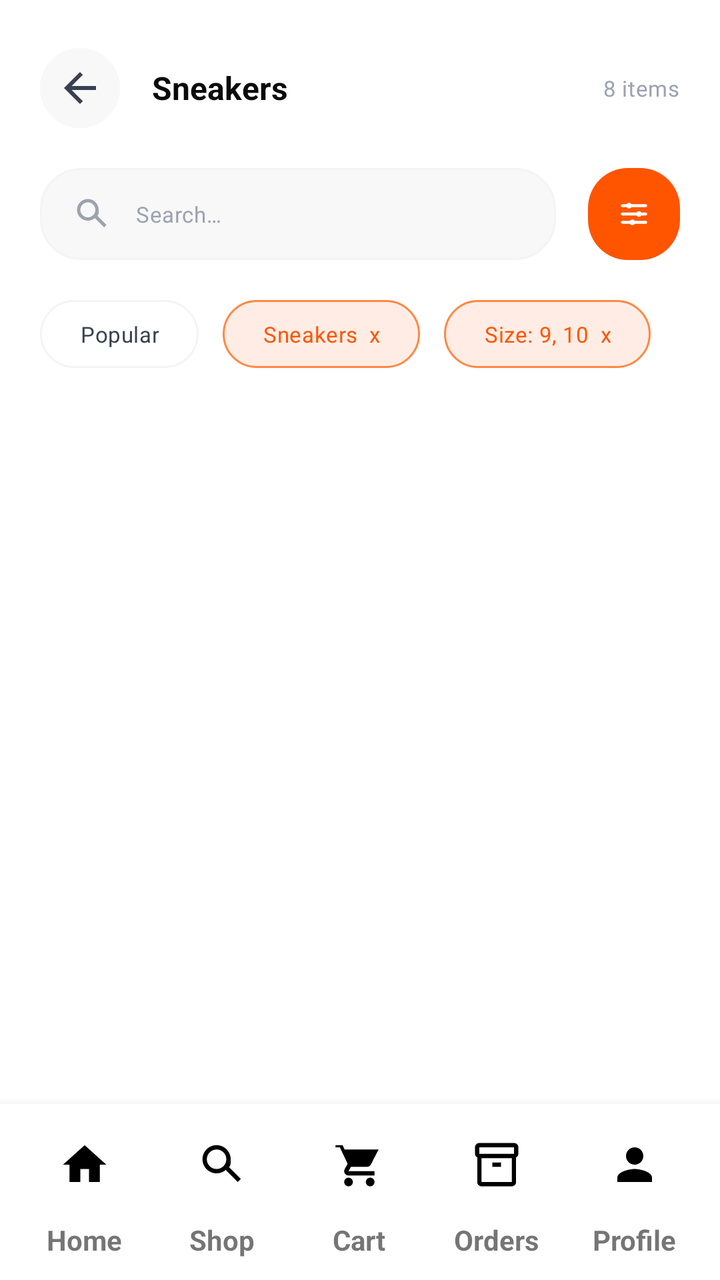
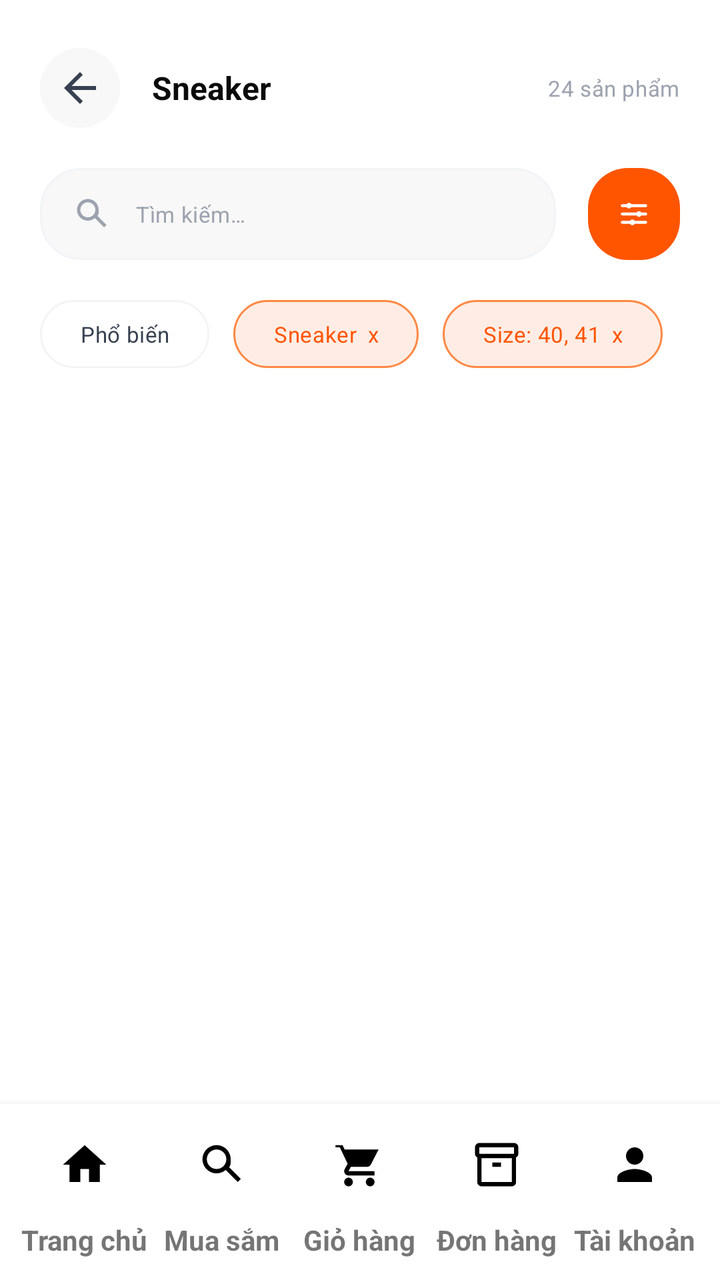

An Android layout rendered at two revisions. The XML below is the earlier revision; the diff shows what the commit changed to produce the second picture.
<!-- AndroidManifest.xml: application theme Theme.SoleStep -->
<!-- res/layout/activity_catalog.xml -->
<?xml version="1.0" encoding="utf-8"?>
<androidx.constraintlayout.widget.ConstraintLayout xmlns:android="http://schemas.android.com/apk/res/android"
    xmlns:app="http://schemas.android.com/apk/res-auto"
    xmlns:tools="http://schemas.android.com/tools"
    android:id="@+id/main"
    android:layout_width="match_parent"
    android:layout_height="match_parent"
    android:background="@color/bg_primary"
    tools:context=".user.CatalogActivity">

    <ScrollView
        android:id="@+id/catalog_scroll"
        android:layout_width="0dp"
        android:layout_height="0dp"
        android:overScrollMode="never"
        app:layout_constraintBottom_toTopOf="@id/bottom_navigation"
        app:layout_constraintEnd_toEndOf="parent"
        app:layout_constraintStart_toStartOf="parent"
        app:layout_constraintTop_toTopOf="parent">

        <LinearLayout
            android:layout_width="match_parent"
            android:layout_height="wrap_content"
            android:orientation="vertical"
            android:paddingStart="@dimen/space_screen_horizontal"
            android:paddingTop="@dimen/space_10"
            android:paddingEnd="@dimen/space_screen_horizontal"
            android:paddingBottom="@dimen/space_16">

            <LinearLayout
                android:id="@+id/catalog_header"
                android:layout_width="match_parent"
                android:layout_height="48dp"
                android:gravity="center_vertical"
                android:orientation="horizontal">

                <ImageButton
                    android:id="@+id/back_button"
                    android:layout_width="@dimen/btn_icon_size"
                    android:layout_height="@dimen/btn_icon_size"
                    android:background="@drawable/bg_home_notification"
                    android:contentDescription="@string/action_back"
                    android:padding="@dimen/space_8"
                    android:src="@drawable/ic_arrow_back"
                    android:tint="@color/text_secondary" />

                <TextView
                    android:id="@+id/catalog_title_text"
                    android:layout_width="0dp"
                    android:layout_height="wrap_content"
                    android:layout_marginStart="@dimen/space_8"
                    android:layout_weight="1"
                    android:text="@string/cat_sneakers"
                    android:textAppearance="@style/TextAppearance.SoleStep.Subheading"
                    android:textColor="@color/text_primary" />

                <TextView
                    android:id="@+id/catalog_count_text"
                    android:layout_width="wrap_content"
                    android:layout_height="wrap_content"
                    android:text="8 items"
                    android:textAppearance="@style/TextAppearance.SoleStep.BodySmall"
                    android:textColor="@color/text_muted" />
            </LinearLayout>

            <LinearLayout
                android:id="@+id/catalog_search_row"
                android:layout_width="match_parent"
                android:layout_height="46dp"
                android:layout_marginTop="@dimen/space_8"
                android:gravity="center_vertical"
                android:orientation="horizontal">

                <LinearLayout
                    android:layout_width="0dp"
                    android:layout_height="match_parent"
                    android:layout_marginEnd="@dimen/space_8"
                    android:layout_weight="1"
                    android:background="@drawable/bg_home_search"
                    android:gravity="center_vertical"
                    android:orientation="horizontal"
                    android:paddingStart="@dimen/space_8"
                    android:paddingEnd="@dimen/space_8">

                    <ImageView
                        android:layout_width="@dimen/icon_lg"
                        android:layout_height="@dimen/icon_lg"
                        android:contentDescription="@string/action_search"
                        android:src="@drawable/ic_material_search"
                        android:tint="@color/text_muted" />

                    <TextView
                        android:layout_width="0dp"
                        android:layout_height="wrap_content"
                        android:layout_marginStart="@dimen/space_6"
                        android:layout_weight="1"
                        android:text="@string/catalog_search_hint"
                        android:textAppearance="@style/TextAppearance.SoleStep.BodySmall"
                        android:textColor="@color/text_muted" />
                </LinearLayout>

                <FrameLayout
                    android:layout_width="46dp"
                    android:layout_height="46dp"
                    android:background="@drawable/bg_home_category_active">

                    <ImageView
                        android:layout_width="@dimen/icon_lg"
                        android:layout_height="@dimen/icon_lg"
                        android:layout_gravity="center"
                        android:contentDescription="@string/action_filter"
                        android:src="@drawable/ic_filter_sliders"
                        android:tint="@color/brand_white" />
                </FrameLayout>
            </LinearLayout>

            <HorizontalScrollView
                android:id="@+id/catalog_filter_scroll"
                android:layout_width="match_parent"
                android:layout_height="wrap_content"
                android:layout_marginTop="@dimen/space_10"
                android:overScrollMode="never"
                android:scrollbars="none">

                <LinearLayout
                    android:layout_width="wrap_content"
                    android:layout_height="wrap_content"
                    android:orientation="horizontal">

                    <TextView
                        android:layout_width="wrap_content"
                        android:layout_height="34dp"
                        android:background="@drawable/bg_home_brand_chip"
                        android:gravity="center"
                        android:paddingStart="@dimen/space_10"
                        android:paddingEnd="@dimen/space_10"
                        android:text="@string/catalog_sort_popular"
                        android:textAppearance="@style/TextAppearance.SoleStep.BodySmall"
                        android:textColor="@color/text_secondary" />

                    <TextView
                        android:layout_width="wrap_content"
                        android:layout_height="34dp"
                        android:layout_marginStart="@dimen/space_6"
                        android:background="@drawable/bg_catalog_chip_selected"
                        android:gravity="center"
                        android:paddingStart="@dimen/space_10"
                        android:paddingEnd="@dimen/space_10"
                        android:text="Sneakers  x"
                        android:textAppearance="@style/TextAppearance.SoleStep.BodySmall"
                        android:textColor="@color/brand_orange" />

                    <TextView
                        android:layout_width="wrap_content"
                        android:layout_height="34dp"
                        android:layout_marginStart="@dimen/space_6"
                        android:background="@drawable/bg_catalog_chip_selected"
                        android:gravity="center"
                        android:paddingStart="@dimen/space_10"
                        android:paddingEnd="@dimen/space_10"
                        android:text="Size: 9, 10  x"
                        android:textAppearance="@style/TextAppearance.SoleStep.BodySmall"
                        android:textColor="@color/brand_orange" />
                </LinearLayout>
            </HorizontalScrollView>

            <androidx.recyclerview.widget.RecyclerView
                android:id="@+id/catalog_product_grid"
                android:layout_width="match_parent"
                android:layout_height="wrap_content"
                android:layout_marginTop="@dimen/space_10"
                android:nestedScrollingEnabled="false"
                android:overScrollMode="never" />
        </LinearLayout>
    </ScrollView>

    <include
        layout="@layout/view_bottom_navigation"
        android:layout_width="0dp"
        android:layout_height="@dimen/bottom_nav_height"
        app:layout_constraintBottom_toBottomOf="parent"
        app:layout_constraintEnd_toEndOf="parent"
        app:layout_constraintStart_toStartOf="parent" />
</androidx.constraintlayout.widget.ConstraintLayout>
<!-- res/layout/view_bottom_navigation.xml (included above) -->
<?xml version="1.0" encoding="utf-8"?>
<LinearLayout xmlns:android="http://schemas.android.com/apk/res/android"
    android:id="@+id/bottom_navigation"
    android:layout_width="match_parent"
    android:layout_height="@dimen/bottom_nav_height"
    android:background="@color/bg_primary"
    android:elevation="@dimen/elev_bottom_nav"
    android:gravity="center"
    android:orientation="horizontal"
    android:paddingStart="@dimen/space_4"
    android:paddingEnd="@dimen/space_4"
    android:paddingBottom="@dimen/space_4">

    <LinearLayout
        android:layout_width="0dp"
        android:layout_height="match_parent"
        android:layout_weight="1"
        android:clickable="true"
        android:focusable="true"
        android:foreground="?attr/selectableItemBackground"
        android:gravity="center"
        android:orientation="vertical"
        android:tag="home">

        <FrameLayout
            android:layout_width="@dimen/bottom_nav_item_icon_container"
            android:layout_height="@dimen/bottom_nav_item_icon_container"
            android:tag="icon_container">

            <ImageView
                android:layout_width="@dimen/bottom_nav_icon_size"
                android:layout_height="@dimen/bottom_nav_icon_size"
                android:layout_gravity="center"
                android:contentDescription="@string/nav_home"
                android:src="@drawable/ic_material_home"
                android:tag="icon" />
        </FrameLayout>

        <TextView
            android:layout_width="wrap_content"
            android:layout_height="wrap_content"
            android:tag="label"
            android:text="@string/nav_home"
            android:textSize="14sp"
            android:textStyle="bold" />
    </LinearLayout>

    <LinearLayout
        android:layout_width="0dp"
        android:layout_height="match_parent"
        android:layout_weight="1"
        android:clickable="true"
        android:focusable="true"
        android:foreground="?attr/selectableItemBackground"
        android:gravity="center"
        android:orientation="vertical"
        android:tag="search">

        <FrameLayout
            android:layout_width="@dimen/bottom_nav_item_icon_container"
            android:layout_height="@dimen/bottom_nav_item_icon_container"
            android:tag="icon_container">

            <ImageView
                android:layout_width="@dimen/bottom_nav_icon_size"
                android:layout_height="@dimen/bottom_nav_icon_size"
                android:layout_gravity="center"
                android:contentDescription="@string/nav_search"
                android:src="@drawable/ic_material_search"
                android:tag="icon" />
        </FrameLayout>

        <TextView
            android:layout_width="wrap_content"
            android:layout_height="wrap_content"
            android:tag="label"
            android:text="@string/nav_search"
            android:textSize="14sp"
            android:textStyle="bold" />
    </LinearLayout>

    <LinearLayout
        android:layout_width="0dp"
        android:layout_height="match_parent"
        android:layout_weight="1"
        android:clickable="true"
        android:focusable="true"
        android:foreground="?attr/selectableItemBackground"
        android:gravity="center"
        android:orientation="vertical"
        android:tag="cart">

        <FrameLayout
            android:layout_width="@dimen/bottom_nav_item_icon_container"
            android:layout_height="@dimen/bottom_nav_item_icon_container"
            android:tag="icon_container">

            <ImageView
                android:layout_width="@dimen/bottom_nav_icon_size"
                android:layout_height="@dimen/bottom_nav_icon_size"
                android:layout_gravity="center"
                android:contentDescription="@string/nav_cart"
                android:src="@drawable/ic_material_shopping_cart"
                android:tag="icon" />
        </FrameLayout>

        <TextView
            android:layout_width="wrap_content"
            android:layout_height="wrap_content"
            android:tag="label"
            android:text="@string/nav_cart"
            android:textSize="14sp"
            android:textStyle="bold" />
    </LinearLayout>

    <LinearLayout
        android:layout_width="0dp"
        android:layout_height="match_parent"
        android:layout_weight="1"
        android:clickable="true"
        android:focusable="true"
        android:foreground="?attr/selectableItemBackground"
        android:gravity="center"
        android:orientation="vertical"
        android:tag="orders">

        <FrameLayout
            android:layout_width="@dimen/bottom_nav_item_icon_container"
            android:layout_height="@dimen/bottom_nav_item_icon_container"
            android:tag="icon_container">

            <ImageView
                android:layout_width="@dimen/bottom_nav_icon_size"
                android:layout_height="@dimen/bottom_nav_icon_size"
                android:layout_gravity="center"
                android:contentDescription="@string/nav_orders"
                android:src="@drawable/ic_material_inventory_2"
                android:tag="icon" />
        </FrameLayout>

        <TextView
            android:layout_width="wrap_content"
            android:layout_height="wrap_content"
            android:tag="label"
            android:text="@string/nav_orders"
            android:textSize="14sp"
            android:textStyle="bold" />
    </LinearLayout>

    <LinearLayout
        android:layout_width="0dp"
        android:layout_height="match_parent"
        android:layout_weight="1"
        android:clickable="true"
        android:focusable="true"
        android:foreground="?attr/selectableItemBackground"
        android:gravity="center"
        android:orientation="vertical"
        android:tag="profile">

        <FrameLayout
            android:layout_width="@dimen/bottom_nav_item_icon_container"
            android:layout_height="@dimen/bottom_nav_item_icon_container"
            android:tag="icon_container">

            <ImageView
                android:layout_width="@dimen/bottom_nav_icon_size"
                android:layout_height="@dimen/bottom_nav_icon_size"
                android:layout_gravity="center"
                android:contentDescription="@string/nav_profile"
                android:src="@drawable/ic_material_person"
                android:tag="icon" />
        </FrameLayout>

        <TextView
            android:layout_width="wrap_content"
            android:layout_height="wrap_content"
            android:tag="label"
            android:text="@string/nav_profile"
            android:textSize="14sp"
            android:textStyle="bold" />
    </LinearLayout>
</LinearLayout>
<!-- resources referenced by this layout -->
<resources>
  <color name="bg_primary">#FFFFFF</color>
  <color name="brand_orange">#FF5500</color>
  <color name="brand_white">#FFFFFF</color>
  <color name="text_muted">#9CA3AF</color>
  <color name="text_primary">#0A0A0A</color>
  <color name="text_secondary">#374151</color>
  <dimen name="bottom_nav_height">88dp</dimen>
  <dimen name="bottom_nav_icon_size">26dp</dimen>
  <dimen name="bottom_nav_item_icon_container">56dp</dimen>
  <dimen name="btn_icon_size">40dp</dimen>
  <dimen name="elev_bottom_nav">8dp</dimen>
  <dimen name="icon_lg">20dp</dimen>
  <dimen name="space_10">20dp</dimen>
  <dimen name="space_16">32dp</dimen>
  <dimen name="space_4">8dp</dimen>
  <dimen name="space_6">12dp</dimen>
  <dimen name="space_8">16dp</dimen>
  <dimen name="space_screen_horizontal">20dp</dimen>
  <string name="action_back">Back</string>
  <string name="action_filter">Filter</string>
  <string name="action_search">Search</string>
  <string name="cat_sneakers">Sneakers</string>
  <string name="catalog_search_hint">Search…</string>
  <string name="catalog_sort_popular">Popular</string>
  <string name="nav_cart">Cart</string>
  <string name="nav_home">Home</string>
  <string name="nav_orders">Orders</string>
  <string name="nav_profile">Profile</string>
  <string name="nav_search">Shop</string>
  <style name="TextAppearance.SoleStep.BodySmall" parent="TextAppearance.MaterialComponents.Body2">
          <item name="android:textSize">@dimen/font_caption</item>
          <item name="android:textColor">@color/text_tertiary</item>
      </style>
  <color name="orange_tint_10">#1AFF5500</color>
  <dimen name="radius_pill">999dp</dimen>
  <dimen name="stroke_thin">1dp</dimen>
  <color name="brand_orange_light">#FF8844</color>
  <color name="border_light">#F3F4F6</color>
  <dimen name="radius_xl">20dp</dimen>
  <color name="bg_secondary">#F8F8F8</color>
  <dimen name="font_caption">11sp</dimen>
  <color name="text_tertiary">#6B7280</color>
  <dimen name="font_subheading">16sp</dimen>
  <color name="brand_orange_dark">#CC4400</color>
  <color name="brand_black">#0A0A0A</color>
  <color name="bg_dark_surface_2">#161616</color>
  <color name="status_error">#EF4444</color>
  <style name="ShapeAppearance.SoleStep.Small" parent="">
          <item name="cornerFamily">rounded</item>
          <item name="cornerSize">@dimen/radius_sm</item>
      </style>
  <style name="ShapeAppearance.SoleStep.Medium" parent="">
          <item name="cornerFamily">rounded</item>
          <item name="cornerSize">@dimen/radius_lg</item>
      </style>
  <style name="ShapeAppearance.SoleStep.Large" parent="">
          <item name="cornerFamily">rounded</item>
          <item name="cornerSize">@dimen/radius_2xl</item>
      </style>
  <dimen name="radius_sm">8dp</dimen>
  <dimen name="radius_lg">16dp</dimen>
  <dimen name="radius_2xl">24dp</dimen>
  <dimen name="font_display">48sp</dimen>
  <dimen name="font_title_large">24sp</dimen>
  <dimen name="font_title">20sp</dimen>
  <dimen name="font_headline">18sp</dimen>
  <dimen name="font_label">14sp</dimen>
  <dimen name="font_body">13sp</dimen>
  <dimen name="font_caption_small">10sp</dimen>
  <dimen name="font_overline">9sp</dimen>
  <dimen name="radius_button">20dp</dimen>
  <dimen name="btn_height_large">52dp</dimen>
  <dimen name="elev_raised">4dp</dimen>
  <color name="border_normal">#E5E7EB</color>
  <dimen name="radius_input">20dp</dimen>
  <color name="text_placeholder">#D1D5DB</color>
  <dimen name="radius_chip">12dp</dimen>
  <dimen name="space_12">24dp</dimen>
  <dimen name="btn_height_tiny">28dp</dimen>
  <dimen name="radius_card">20dp</dimen>
  <dimen name="elev_card">2dp</dimen>
  <dimen name="toolbar_height">56dp</dimen>
  <dimen name="elev_top_bar">4dp</dimen>
  <dimen name="elev_fab">6dp</dimen>
  <!-- unchanged entries left out for length: 30 -->
</resources>

<!-- the commit's change to res/layout/activity_catalog.xml (unified diff, before → after) -->
@@ -58,7 +58,7 @@
                     android:id="@+id/catalog_count_text"
                     android:layout_width="wrap_content"
                     android:layout_height="wrap_content"
-                    android:text="8 items"
+                    android:text="24 sản phẩm"
                     android:textAppearance="@style/TextAppearance.SoleStep.BodySmall"
                     android:textColor="@color/text_muted" />
             </LinearLayout>
@@ -146,7 +146,7 @@
                         android:gravity="center"
                         android:paddingStart="@dimen/space_10"
                         android:paddingEnd="@dimen/space_10"
-                        android:text="Sneakers  x"
+                        android:text="Sneaker  x"
                         android:textAppearance="@style/TextAppearance.SoleStep.BodySmall"
                         android:textColor="@color/brand_orange" />
 
@@ -158,7 +158,7 @@
                         android:gravity="center"
                         android:paddingStart="@dimen/space_10"
                         android:paddingEnd="@dimen/space_10"
-                        android:text="Size: 9, 10  x"
+                        android:text="Size: 40, 41  x"
                         android:textAppearance="@style/TextAppearance.SoleStep.BodySmall"
                         android:textColor="@color/brand_orange" />
                 </LinearLayout>
<!-- resource entries referenced after the edit -->
@@ -19,16 +19,16 @@
   <dimen name="space_8">16dp</dimen>
   <dimen name="space_screen_horizontal">20dp</dimen>
   <string name="action_back">Back</string>
-  <string name="action_filter">Filter</string>
-  <string name="action_search">Search</string>
-  <string name="cat_sneakers">Sneakers</string>
-  <string name="catalog_search_hint">Search…</string>
-  <string name="catalog_sort_popular">Popular</string>
-  <string name="nav_cart">Cart</string>
-  <string name="nav_home">Home</string>
-  <string name="nav_orders">Orders</string>
-  <string name="nav_profile">Profile</string>
-  <string name="nav_search">Shop</string>
+  <string name="action_filter">Bộ lọc</string>
+  <string name="action_search">Tìm kiếm</string>
+  <string name="cat_sneakers">Sneaker</string>
+  <string name="catalog_search_hint">Tìm kiếm…</string>
+  <string name="catalog_sort_popular">Phổ biến</string>
+  <string name="nav_cart">Giỏ hàng</string>
+  <string name="nav_home">Trang chủ</string>
+  <string name="nav_orders">Đơn hàng</string>
+  <string name="nav_profile">Tài khoản</string>
+  <string name="nav_search">Mua sắm</string>
   <style name="TextAppearance.SoleStep.BodySmall" parent="TextAppearance.MaterialComponents.Body2">
           <item name="android:textSize">@dimen/font_caption</item>
           <item name="android:textColor">@color/text_tertiary</item>
